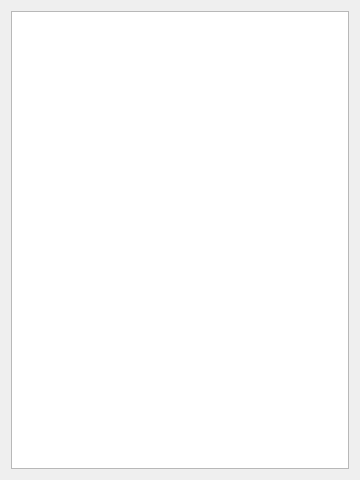
This is src/gui-qt/project-settings/editorwidget.ui in undisbeliever/untech-editor as Qt 5 draws it before an edit. The edited form follows.
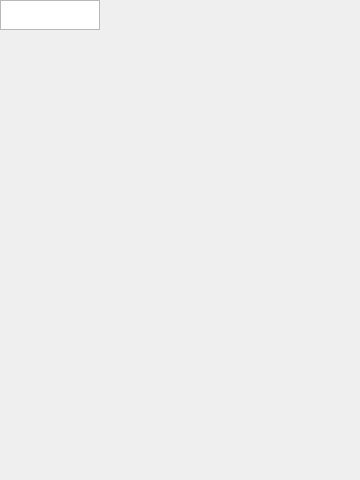
This is the edited form. Custom widgets are drawn as their Qt base class.

Commit message:
Move the editor Dock Widgets into the editor widget
I have become annoyed with Qt occasionally resizing or reordering the
Dock Widgets whenever the editor widget changes.

This commit moves the dock widgets from the _projectWindow into the
AbstractEditorWidget subclasses.

I have decided that the window state of the `QMainWindow`s and editor
widgets shall be stored in a single QSettings key.  This will prevent
dangling settings whenever an editor's `windowStateName` is changed.

Diff of the .ui file:
```diff
--- a/src/gui-qt/project-settings/editorwidget.ui
+++ b/src/gui-qt/project-settings/editorwidget.ui
@@ -1,7 +1,7 @@
 <?xml version="1.0" encoding="UTF-8"?>
 <ui version="4.0">
  <class>UnTech::GuiQt::ProjectSettings::EditorWidget</class>
- <widget class="QWidget" name="UnTech::GuiQt::ProjectSettings::EditorWidget">
+ <widget class="QMainWindow" name="UnTech::GuiQt::ProjectSettings::EditorWidget">
   <property name="geometry">
    <rect>
     <x>0</x>
@@ -10,11 +10,7 @@
     <height>480</height>
    </rect>
   </property>
-  <layout class="QVBoxLayout" name="verticalLayout">
-   <item>
     <widget class="PropertyListView" name="propertyView"/>
-   </item>
-  </layout>
  </widget>
  <customwidgets>
   <customwidget>
```
Lines whose indentation alone changed are shown as unchanged. The commit also changes 31 other files.
